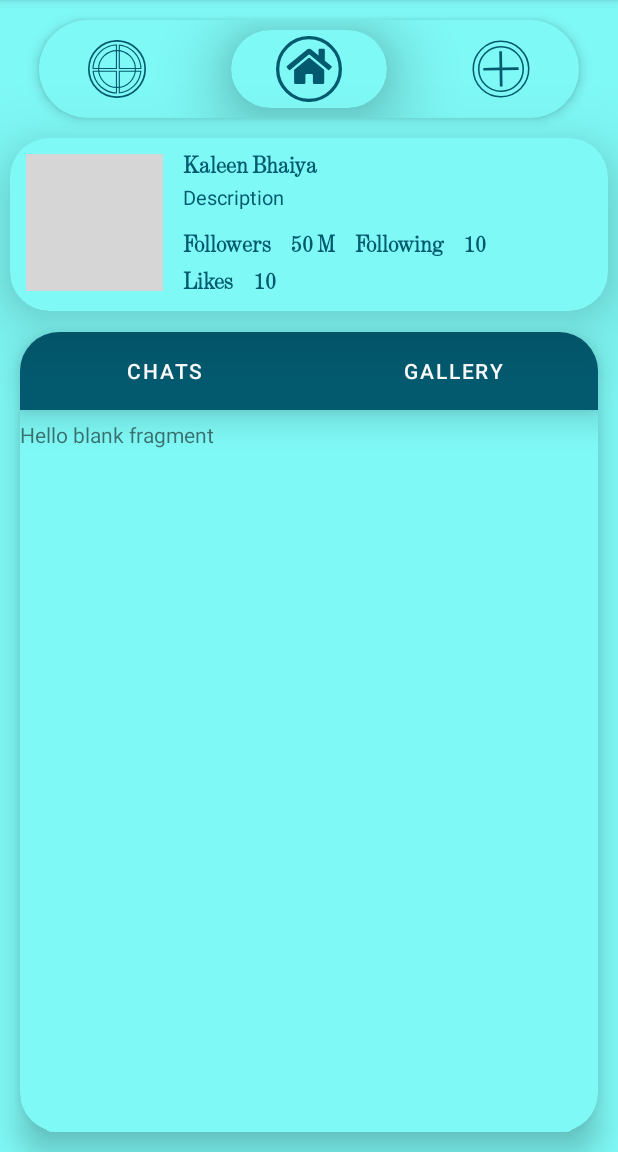
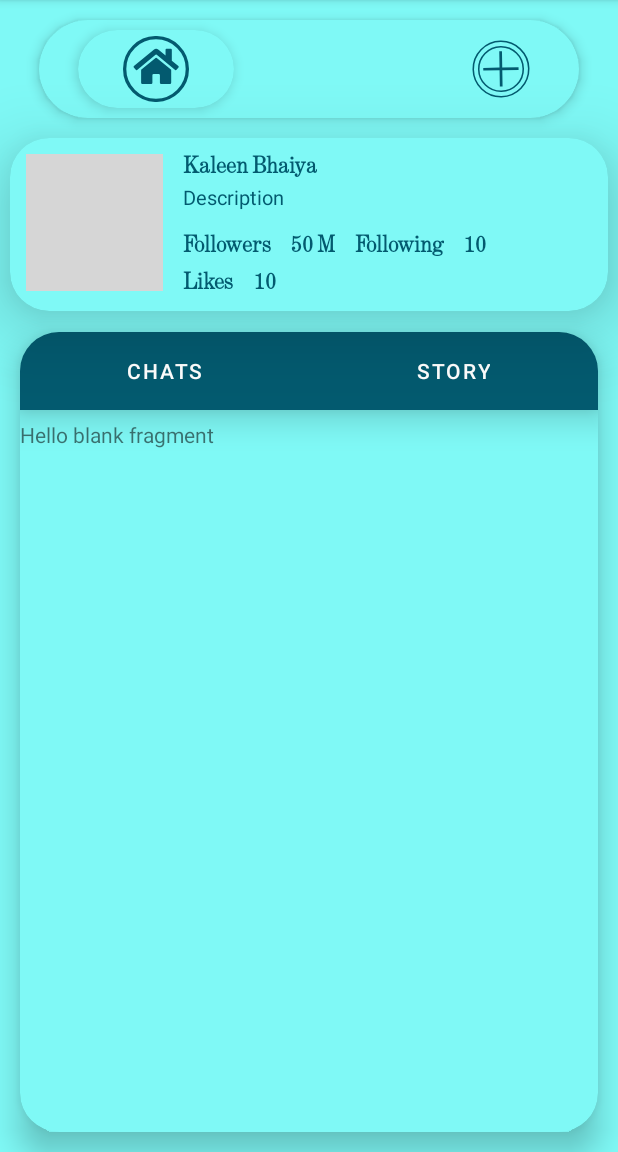
Before and after one commit to Tarun8433/India-Social, an Android app: the screen it shows after launch once a user with an empty profile is signed in (Home), tab 2 chosen, on a phone screen of 412 x 824 dp, the part 84-1236 px from its top. Run offline under Robolectric (Android 15) with nearby library versions, the phone set to English and light mode, and no system bars; our stand-ins replace CircleImageView, Firebase (no records; nobody signed in at launch, a user with empty details on screens opened directly), Picasso, sdp/ssp sizes; grey boxes are pictures that could not be loaded.

Commit message:
5th some Changes in layout

```diff
--- a/app/src/main/java/com/example/indiasocial/Adapter/FragmentAdapter.java
+++ b/app/src/main/java/com/example/indiasocial/Adapter/FragmentAdapter.java
@@ -7,7 +7,7 @@ import androidx.fragment.app.FragmentManager;
 import androidx.fragment.app.FragmentPagerAdapter;
 
 import com.example.indiasocial.Fragments.ChatsFragment;
-import com.example.indiasocial.Fragments.GalleryFragment;
+import com.example.indiasocial.Fragments.StoryFragment;
 
 public class FragmentAdapter extends FragmentPagerAdapter {
     public FragmentAdapter(@NonNull FragmentManager fm) {
@@ -20,7 +20,7 @@ public class FragmentAdapter extends FragmentPagerAdapter {
         switch (position)
         {
             case 0: return new ChatsFragment();
-            case 1: return new GalleryFragment();
+            case 1: return new StoryFragment();
             default: return new ChatsFragment();
         }
     }
@@ -41,7 +41,7 @@ public class FragmentAdapter extends FragmentPagerAdapter {
         }
         if(position == 1)
         {
-            title = "Gallery";
+            title = "Story";
         }
         return title;
     }
--- a/app/src/main/java/com/example/indiasocial/Fragments/GalleryFragment.java
+++ b/app/src/main/java/com/example/indiasocial/Fragments/StoryFragment.java
@@ -12,10 +12,10 @@ import com.example.indiasocial.R;
 
 /**
  * A simple {@link Fragment} subclass.
- * Use the {@link GalleryFragment#newInstance} factory method to
+ * Use the {@link StoryFragment#newInstance} factory method to
  * create an instance of this fragment.
  */
-public class GalleryFragment extends Fragment {
+public class StoryFragment extends Fragment {
 
     // TODO: Rename parameter arguments, choose names that match
     // the fragment initialization parameters, e.g. ARG_ITEM_NUMBER
@@ -26,7 +26,7 @@ public class GalleryFragment extends Fragment {
     private String mParam1;
     private String mParam2;
 
-    public GalleryFragment() {
+    public StoryFragment() {
         // Required empty public constructor
     }
 
@@ -39,8 +39,8 @@ public class GalleryFragment extends Fragment {
      * @return A new instance of fragment GalleryFragment.
      */
     // TODO: Rename and change types and number of parameters
-    public static GalleryFragment newInstance(String param1, String param2) {
-        GalleryFragment fragment = new GalleryFragment();
+    public static StoryFragment newInstance(String param1, String param2) {
+        StoryFragment fragment = new StoryFragment();
         Bundle args = new Bundle();
         args.putString(ARG_PARAM1, param1);
         args.putString(ARG_PARAM2, param2);
@@ -61,6 +61,6 @@ public class GalleryFragment extends Fragment {
     public View onCreateView(LayoutInflater inflater, ViewGroup container,
                              Bundle savedInstanceState) {
         // Inflate the layout for this fragment
-        return inflater.inflate(R.layout.fragment_gallery, container, false);
+        return inflater.inflate(R.layout.fragment_story, container, false);
     }
 }
--- a/app/src/main/java/com/example/indiasocial/Settings.java
+++ b/app/src/main/java/com/example/indiasocial/Settings.java
@@ -26,10 +26,9 @@ import de.hdodenhof.circleimageview.CircleImageView;
 public class Settings extends AppCompatActivity {
 
     ActivitySettingsBinding binding;
-    FirebaseUser firebaseUser;
     FirebaseAuth auth;
 
-    private String  Name, Bio, profilePic;
+    private String  Name, Bio;
 
     @Override
     protected void onCreate(Bundle savedInstanceState) {
--- a/app/src/main/res/layout/activity_home.xml
+++ b/app/src/main/res/layout/activity_home.xml
@@ -6,7 +6,6 @@
     android:layout_height="match_parent"
     tools:context=".Home"
     android:background="@color/colorPrimaryVariant">
-
 
         <androidx.cardview.widget.CardView
             android:id="@+id/cardView2"
@@ -26,14 +25,14 @@
             <androidx.cardview.widget.CardView
                 android:id="@+id/card"
                 android:layout_width="@dimen/_80sdp"
-        android:layout_height="@dimen/_40sdp"
+                android:layout_height="52dp"
+                android:layout_gravity="left"
+                android:layout_marginTop="@dimen/_5sdp"
                 android:layout_marginStart="@dimen/_20sdp"
                 android:layout_marginEnd="@dimen/_20sdp"
                 app:cardBackgroundColor="#7FF9F6"
-        android:layout_gravity="center"
                 app:cardCornerRadius="@dimen/_50sdp"
-        app:cardElevation="30sp"
-        >
+                app:cardElevation="5sp">
 
                 <ImageView
                     android:layout_width="@dimen/_40sdp"
@@ -46,16 +45,6 @@
 
             </androidx.cardview.widget.CardView>
 
-
-            <ImageView
-                android:layout_width="@dimen/_40sdp"
-                android:layout_height="@dimen/_40sdp"
-                android:layout_gravity="start"
-                android:layout_marginStart="@dimen/_20sdp"
-                android:layout_marginTop="@dimen/_5sdp"
-                android:layout_marginBottom="@dimen/_5sdp"
-                android:padding="@dimen/_5sdp"
-                android:src="@drawable/story_ic" />
 
             <ImageView
                 android:layout_width="@dimen/_40sdp"
--- a/app/src/main/res/layout/fragment_gallery.xml
+++ b/app/src/main/res/layout/fragment_story.xml
@@ -3,7 +3,7 @@
     xmlns:tools="http://schemas.android.com/tools"
     android:layout_width="match_parent"
     android:layout_height="match_parent"
-    tools:context=".Fragments.GalleryFragment">
+    tools:context=".Fragments.StoryFragment">
 
     <!-- TODO: Update blank fragment layout -->
     <TextView
```
Lines whose indentation alone changed are shown as unchanged.
